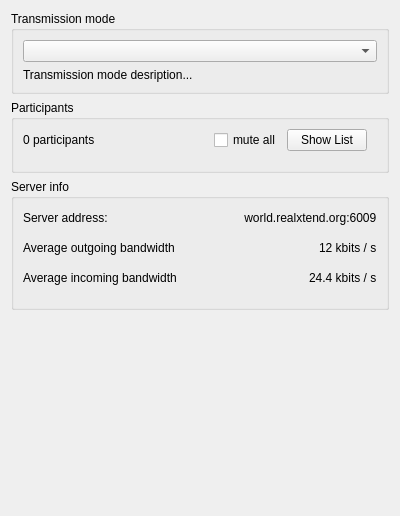
Qt form UiModule/ui/VoiceControl.ui (realXtend/tundra) before a commit.
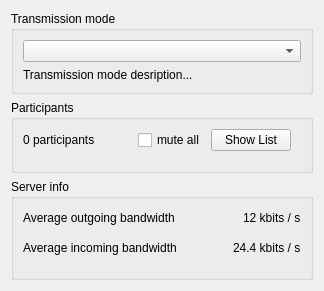
The same form after that commit.

Commit message: Average bandwidth values are now calculated for in-world voice connection.

The edit to the form file:
```diff
--- a/UiModule/ui/VoiceControl.ui
+++ b/UiModule/ui/VoiceControl.ui
@@ -6,8 +6,8 @@
    <rect>
     <x>0</x>
     <y>0</y>
-    <width>400</width>
-    <height>516</height>
+    <width>324</width>
+    <height>270</height>
    </rect>
   </property>
   <property name="windowTitle">
@@ -98,40 +98,6 @@
       <property name="spacing">
        <number>0</number>
       </property>
-      <item>
-       <layout class="QHBoxLayout" name="horizontalLayout_3">
-        <property name="bottomMargin">
-         <number>10</number>
-        </property>
-        <item>
-         <widget class="QLabel" name="label_4">
-          <property name="text">
-           <string>Server address:</string>
-          </property>
-         </widget>
-        </item>
-        <item>
-         <spacer name="horizontalSpacer">
-          <property name="orientation">
-           <enum>Qt::Horizontal</enum>
-          </property>
-          <property name="sizeHint" stdset="0">
-           <size>
-            <width>40</width>
-            <height>20</height>
-           </size>
-          </property>
-         </spacer>
-        </item>
-        <item>
-         <widget class="QLabel" name="serverAddressLabel">
-          <property name="text">
-           <string> world.realxtend.org:6009</string>
-          </property>
-         </widget>
-        </item>
-       </layout>
-      </item>
       <item>
        <layout class="QHBoxLayout" name="horizontalLayout_4">
         <property name="bottomMargin">
```
Left out of the diff: 2 changed lines with no effect on the pictures. The commit also changes 11 other files.
